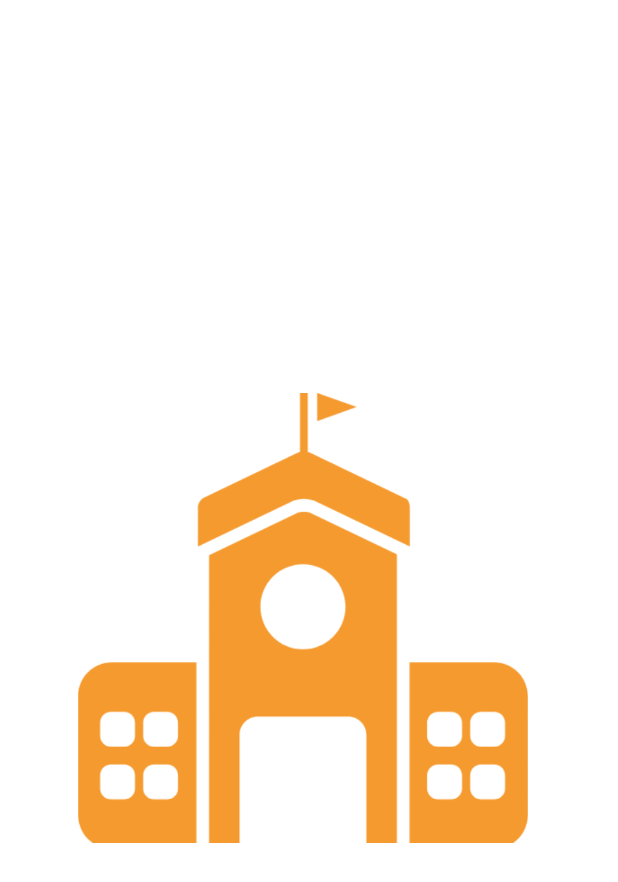
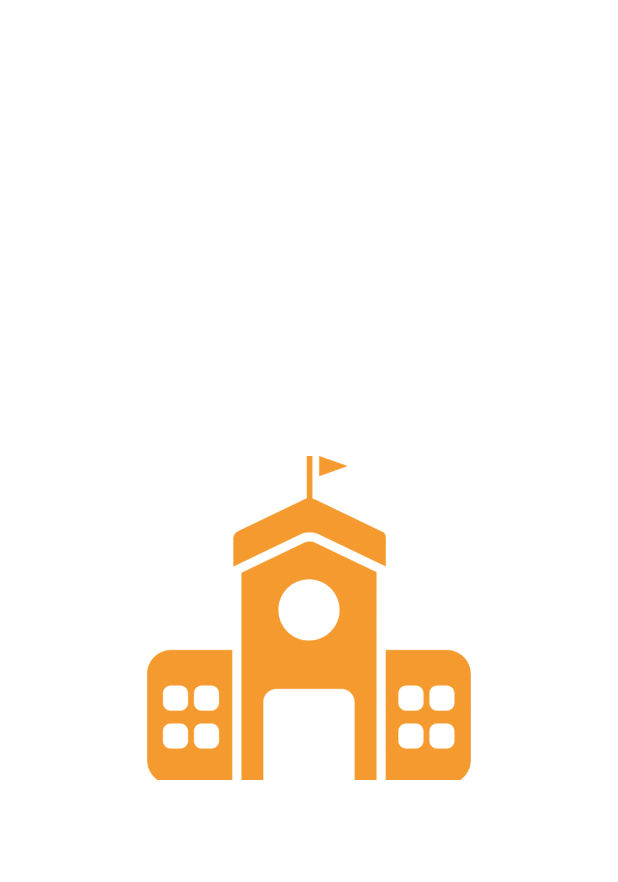
Before and after one commit to ayush0402/Hack-o-Fiesta-21, an Android app: the layout activity_splashscreen.xml on its own in the app's theme, with its tools: preview values and no code run, on a phone screen of 412 x 824 dp. Shown: the top 882 px of the screen. Run offline under Robolectric (Android 15) with nearby library versions, the phone set to English and light mode, and no system bars; Roboto replaces fonts that are not available here.

Commit message:
fixed splash screen added login and signup with firebase added a model for users
fixed bugs in sign up activity

```diff
--- a/app/src/main/res/layout/activity_splashscreen.xml
+++ b/app/src/main/res/layout/activity_splashscreen.xml
@@ -1,14 +1,34 @@
 <?xml version="1.0" encoding="utf-8"?>
-<LinearLayout xmlns:android="http://schemas.android.com/apk/res/android"
+<androidx.constraintlayout.widget.ConstraintLayout xmlns:android="http://schemas.android.com/apk/res/android"
     xmlns:app="http://schemas.android.com/apk/res-auto"
     xmlns:tools="http://schemas.android.com/tools"
+    android:id="@+id/linearLayout"
     android:layout_width="match_parent"
     android:layout_height="match_parent"
     tools:context=".splashscreen">
+
     <ImageView
-        android:layout_width="300dp"
-        android:layout_height="300dp"
-        android:layout_marginLeft="52dp"
-        android:layout_gravity="center|center_vertical|center_horizontal"
-        android:src="@drawable/splash"/>
-</LinearLayout>
+        android:id="@+id/imageView"
+        android:layout_width="0dp"
+        android:layout_height="wrap_content"
+        android:src="@drawable/splash"
+        app:layout_constraintBottom_toBottomOf="parent"
+        app:layout_constraintDimensionRatio="1.3:3"
+        app:layout_constraintEnd_toStartOf="@+id/guideline3"
+        app:layout_constraintStart_toStartOf="@+id/guideline2"
+        app:layout_constraintTop_toTopOf="parent" />
+
+    <androidx.constraintlayout.widget.Guideline
+        android:id="@+id/guideline2"
+        android:layout_width="wrap_content"
+        android:layout_height="wrap_content"
+        android:orientation="vertical"
+        app:layout_constraintGuide_percent=".1" />
+
+    <androidx.constraintlayout.widget.Guideline
+        android:id="@+id/guideline3"
+        android:layout_width="wrap_content"
+        android:layout_height="wrap_content"
+        android:orientation="vertical"
+        app:layout_constraintGuide_percent=".9" />
+</androidx.constraintlayout.widget.ConstraintLayout>
```
Also changed, not shown: app/src/main/java/com/yash10019coder/videocalling/LoginActivity.java (+7 -3 lines), app/src/main/java/com/yash10019coder/videocalling/MainActivity.java (+0 -7 lines), app/src/main/java/com/yash10019coder/videocalling/Models/Users.java (added, +73 -0 lines), app/src/main/java/com/yash10019coder/videocalling/SignUpActivity.java (+67 -1 lines).
